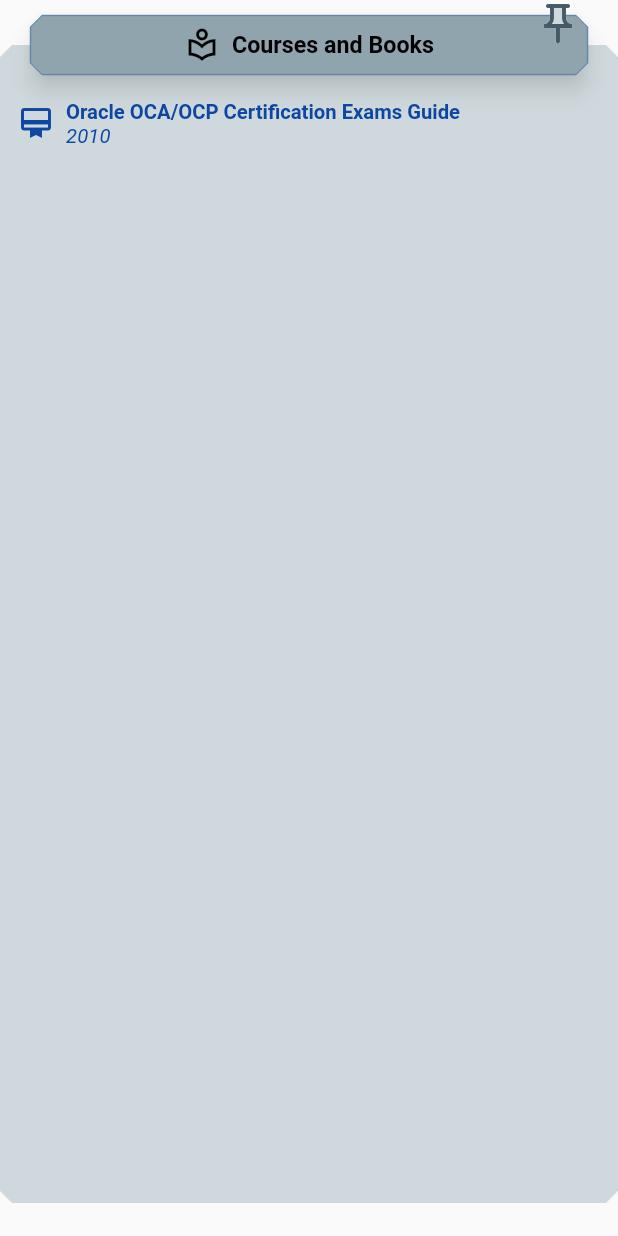
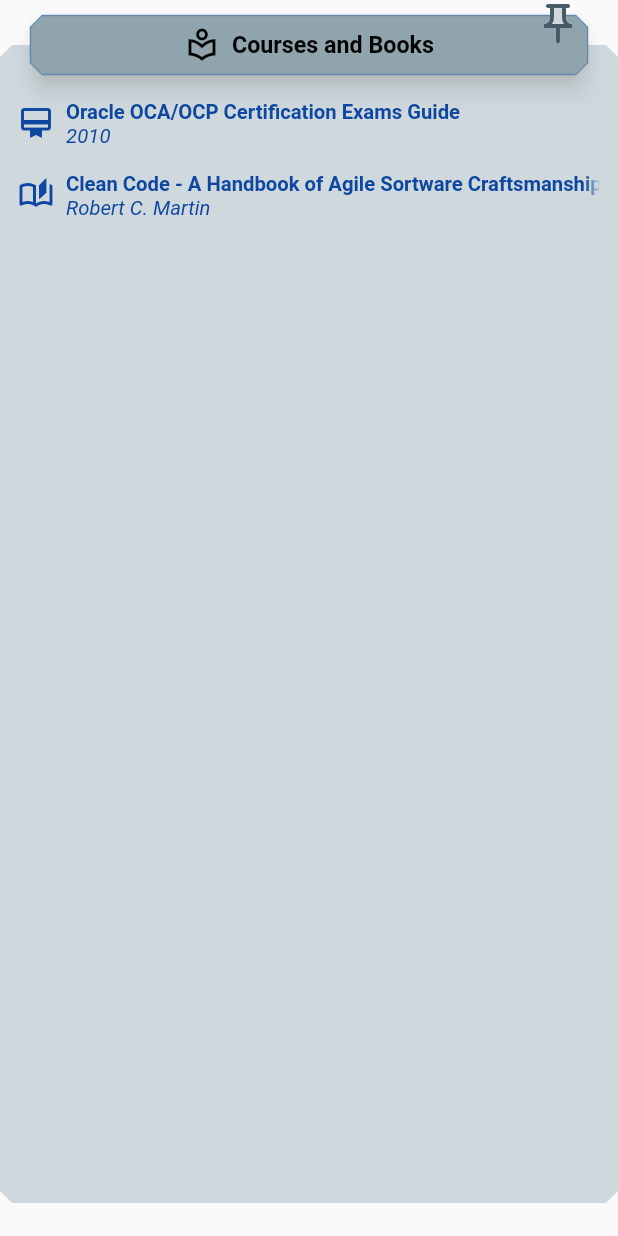
Before and after one commit to jmsil/flutter_my_cv, a Flutter app: the _CoursesAndBooksGroup widget shown alone on an empty page, opened directly, on a phone screen of 412 x 824 dp. Run offline on Flutter 3.47's test engine with Material 2 defaults, Android fonts, the phone set to English and light mode, and no system bars.

Commit message:
Adds the "Clean Code" book

```diff
--- a/lib/scaffold/content.dart
+++ b/lib/scaffold/content.dart
@@ -100,7 +100,14 @@ class _CoursesAndBooksGroup extends StatelessWidget {
 
   @override
   Widget build(BuildContext context) {
-    addChild(CvStrings.courseOracleOcaOcpTitle, '2010', true);
+    addChild(CvStrings.courseOracleOcaOcpTitle, '2010', true, true);
+
+    addChild(
+      'Clean Code - A Handbook of Agile Sortware Craftsmanship',
+      'Robert C. Martin',
+      false, false
+    );
+
     return ContentGroup(
       AppIcons.studying,
       CvStrings.coursesAndBooksTitle,
@@ -108,21 +115,30 @@ class _CoursesAndBooksGroup extends StatelessWidget {
     );
   }
 
-  addChild(String title, String detail, bool isCourse) {
+  addChild(String title, String detail, bool isCourse, bool addSeparator) {
     final Widget child = Row(
       children: [
         Icon(isCourse ? AppIcons.course : AppIcons.book, color: AppTheme.darkBlue),
         AppUiConst.hsep8,
-        Column(
-          crossAxisAlignment: CrossAxisAlignment.start,
-          children: [
-            Text(title, style: AppTheme.normalDarkBlueBoldStyle),
-            Text(detail, style: AppTheme.normalDarkBlueItalicStyle)
-          ]
+        Expanded(
+          child: Column(
+            crossAxisAlignment: CrossAxisAlignment.start,
+            children: [
+              Text(
+                title, style: AppTheme.normalDarkBlueBoldStyle,
+                softWrap: false,
+                overflow: TextOverflow.fade,
+              ),
+              Text(detail, style: AppTheme.normalDarkBlueItalicStyle)
+            ]
+          )
         )
       ]
     );
     children.add(child);
+
+    if (addSeparator)
+      children.add(AppUiConst.vsep16);
   }
 }
 
```
